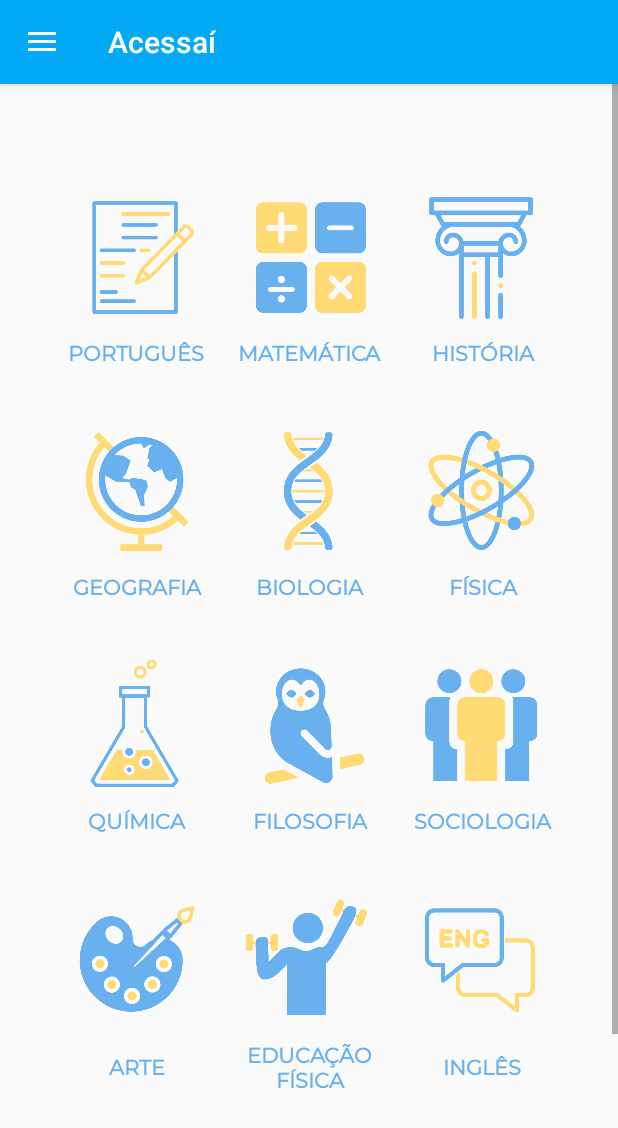
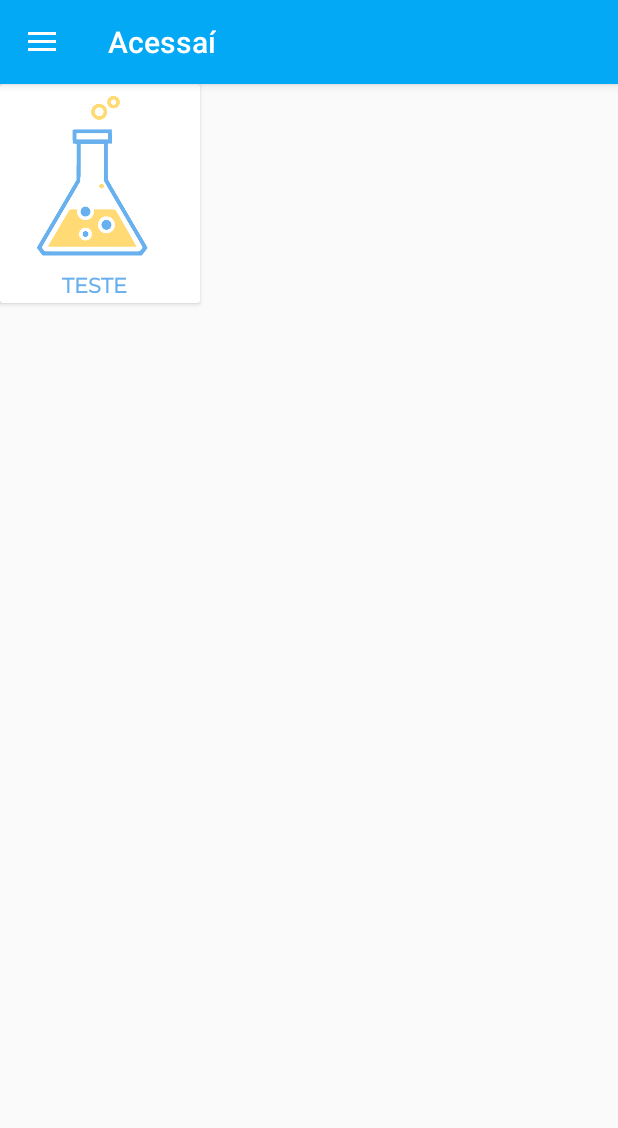
Before and after one commit to sssamarasantos/Acessai, an Android app: the fragment DisciplinaFragment placed in its activity, on a phone screen of 412 x 824 dp. Shown: the top 1128 px of the screen. Run offline under Robolectric (Android 15) with nearby library versions, the phone set to English and light mode, and no system bars; libraries missing offline, so code that uses them is left out: com.koushikdutta.ion; pictures from the network do not load; Roboto replaces fonts that are not available here; 3 statements that could not run were skipped.

Commit message:
APP: criar grid de disciplinas dinamico

```diff
--- a/App/Acessai/app/build.gradle
+++ b/App/Acessai/app/build.gradle
@@ -26,6 +26,7 @@ dependencies {
     implementation 'com.google.android.material:material:1.11.0'
     implementation 'com.koushikdutta.ion:ion:3.1.0'
     implementation 'com.google.android.gms:play-services:12.0.1'
+    implementation 'androidx.gridlayout:gridlayout:1.0.0'
     testImplementation 'junit:junit:4.13.2'
     androidTestImplementation 'androidx.test.ext:junit:1.1.5'
     androidTestImplementation 'androidx.test.espresso:espresso-core:3.5.1'
--- /dev/null
+++ b/App/Acessai/app/src/main/java/com/example/acessai/adapters/GridAdapterDisciplinas.java
@@ -0,0 +1,42 @@
+package com.example.acessai.adapters;
+
+import android.content.Context;
+import android.view.LayoutInflater;
+import android.view.View;
+import android.view.ViewGroup;
+import android.widget.ArrayAdapter;
+import android.widget.TextView;
+
+import androidx.annotation.NonNull;
+import androidx.annotation.Nullable;
+
+import com.example.acessai.R;
+import com.example.acessai.classes.Disciplina;
+
+import java.util.ArrayList;
+
+public class GridAdapterDisciplinas extends ArrayAdapter<Disciplina> {
+    public GridAdapterDisciplinas(@NonNull Context context, ArrayList<Disciplina> disciplinaArrayList) {
+        super(context, 0, disciplinaArrayList);
+    }
+
+    @NonNull
+    @Override
+    public View getView(int position, @Nullable View convertView, @NonNull ViewGroup parent) {
+
+        View view = convertView;
+        if (view == null) {
+            // Layout Inflater inflates each item to be displayed in GridView.
+            view = LayoutInflater.from(getContext()).inflate(R.layout.grid_adapter_disciplinas, parent, false);
+        }
+
+        Disciplina disciplina = getItem(position);
+        TextView nomeDisciplina = (TextView) view.findViewById(R.id.lblDisc);
+
+        if (disciplina != null) {
+            nomeDisciplina.setText(disciplina.getNome());
+        }
+
+        return view;
+    }
+}
--- /dev/null
+++ b/App/Acessai/app/src/main/java/com/example/acessai/classes/Disciplina.java
@@ -0,0 +1,27 @@
+package com.example.acessai.classes;
+
+public class Disciplina {
+    int id;
+    String nome;
+
+    public Disciplina (int id,String nome){
+        this.id = id;
+        this.nome = nome;
+    }
+
+    public int getId() {
+        return id;
+    }
+
+    public void setId(int id) {
+        this.id = id;
+    }
+
+    public String getNome() {
+        return nome;
+    }
+
+    public void setNome(String nome) {
+        this.nome = nome;
+    }
+}
--- a/App/Acessai/app/src/main/java/com/example/acessai/fragments/DisciplinaFragment.java
+++ b/App/Acessai/app/src/main/java/com/example/acessai/fragments/DisciplinaFragment.java
@@ -5,7 +5,9 @@ import android.os.Bundle;
 import android.view.LayoutInflater;
 import android.view.View;
 import android.view.ViewGroup;
+import android.widget.ArrayAdapter;
 import android.widget.FrameLayout;
+import android.widget.GridView;
 import android.widget.ImageButton;
 import android.widget.ToggleButton;
 import android.widget.VideoView;
@@ -15,9 +17,14 @@ import androidx.fragment.app.FragmentManager;
 import androidx.fragment.app.FragmentTransaction;
 
 import com.example.acessai.R;
+import com.example.acessai.adapters.GridAdapterDisciplinas;
+import com.example.acessai.classes.Disciplina;
 import com.example.acessai.classes.Host;
 import com.example.acessai.classes.Utils;
+import com.example.acessai.rest.DisciplinaHttpClient;
 import com.koushikdutta.ion.Ion;
+
+import java.util.ArrayList;
 
 public class DisciplinaFragment extends Fragment {
 
@@ -25,6 +32,8 @@ public class DisciplinaFragment extends Fragment {
     private VideoView videoLibras;
     private FrameLayout frameLibras;
     private ToggleButton libras;
+    private GridView gridView;
+    private GridAdapterDisciplinas gridAdapter;
     private final String HOST_APP = new Host().getUrlApp();
 
     Utils utils = new Utils();
@@ -33,8 +42,10 @@ public class DisciplinaFragment extends Fragment {
     public View onCreateView(LayoutInflater inflater, ViewGroup container,
                              Bundle savedInstanceState) {
         // Inflate the layout for this fragment
-        View view = inflater.inflate(R.layout.fragment_disciplina, container, false);
+        View view = inflater.inflate(R.layout.fragment_disciplinav2, container, false);
         final Context context = inflater.getContext();
+
+        ArrayList<Disciplina> disciplinas = buscarDisciplinas(context);
 
         ImageButton disc1 = (ImageButton) view.findViewById(R.id.btnImgDisc1);
         ImageButton disc2 = (ImageButton) view.findViewById(R.id.btnImgDisc2);
@@ -52,54 +63,13 @@ public class DisciplinaFragment extends Fragment {
         libras = (ToggleButton) view.findViewById(R.id.tbLibras);
         videoLibras = (VideoView) view.findViewById(R.id.videoLibras);
 
-        disc1.setOnClickListener(v -> {
-            nome_disc = "Português";
-            listSubjects(context);
-        });
-        disc2.setOnClickListener(v -> {
-            nome_disc = "Matemática";
-            listSubjects(context);
-        });
-        disc3.setOnClickListener(v -> {
-            nome_disc = "História";
-            listSubjects(context);
-        });
-        disc4.setOnClickListener(v -> {
-            nome_disc = "Geografia";
-            listSubjects(context);
-        });
-        disc5.setOnClickListener(v -> {
-            nome_disc = "Biologia";
-            listSubjects(context);
-        });
-        disc6.setOnClickListener(v -> {
-            nome_disc = "Física";
-            listSubjects(context);
-        });
-        disc7.setOnClickListener(v -> {
-            nome_disc = "Química";
-            listSubjects(context);
-        });
-        disc8.setOnClickListener(v -> {
-            nome_disc = "Filosofia";
-            listSubjects(context);
-        });
-        disc9.setOnClickListener(v -> {
-            nome_disc = "Sociologia";
-            listSubjects(context);
-        });
-        disc10.setOnClickListener(v -> {
-            nome_disc = "Arte";
-            listSubjects(context);
-        });
-        disc11.setOnClickListener(v -> {
-            nome_disc = "Educação Física";
-            listSubjects(context);
-        });
-        disc12.setOnClickListener(v -> {
-            nome_disc = "Inglês";
-            listSubjects(context);
-        });
+        gridView = (GridView) view.findViewById(R.id.gridView);
+
+        System.out.print(disciplinas);
+
+        //ArrayAdapter<Disciplina> adaptador = new ArrayAdapter<>(context, android.R.layout.simple_list_item_1, disciplinas);
+        //adaptador.setDropDownViewResource(android.R.layout.simple_list_item_checked);
+
 
         utils.mostrarLibras(frameLibras, libras, HomeFragment.assistenciaAluno);
 
@@ -115,10 +85,27 @@ public class DisciplinaFragment extends Fragment {
                 frameLibras.setVisibility(View.INVISIBLE);
             }
         });
+
+        gridAdapter = new GridAdapterDisciplinas(context, disciplinas);
+        gridView.setAdapter(gridAdapter);
+
         return view;
     }
 
-    private void listSubjects(final Context context){
+    private ArrayList<Disciplina> buscarDisciplinas(final Context context) {
+        ArrayList<Disciplina> disciplinas = new ArrayList<>();
+
+        DisciplinaHttpClient disciplinaHttpClient = new DisciplinaHttpClient();
+        disciplinaHttpClient.buscar(context).thenAccept(result -> {
+            disciplinas.addAll(result);
+        });
+
+        disciplinas.add(new Disciplina(1, "TESTE"));
+
+        return disciplinas;
+    }
+
+    private void listSubjects(final Context context) {
         String url = HOST_APP + "/verificarDisciplina.php";
         Ion.with(context)
                 .load(url)
--- /dev/null
+++ b/App/Acessai/app/src/main/java/com/example/acessai/rest/DisciplinaHttpClient.java
@@ -0,0 +1,34 @@
+package com.example.acessai.rest;
+
+import android.content.Context;
+
+import com.example.acessai.classes.Disciplina;
+import com.example.acessai.classes.Host;
+import com.google.gson.reflect.TypeToken;
+import com.koushikdutta.ion.Ion;
+
+import java.util.List;
+import java.util.concurrent.CompletableFuture;
+
+public class DisciplinaHttpClient {
+    private final String HOST_API = new Host().getUrlApi();
+    private final String urlBase = HOST_API + "/api/Disciplina";
+
+    public CompletableFuture<List<Disciplina>> buscar(Context context) {
+        TypeToken<List<Disciplina>> type = new TypeToken<List<Disciplina>>() {};
+        CompletableFuture<List<Disciplina>> response = new CompletableFuture<>();
+
+        Ion.with(context)
+                .load("GET", urlBase)
+                .as(type)
+                .setCallback((e, result) -> {
+                    if (e == null) {
+                        response.complete(result);
+                    } else {
+                        response.completeExceptionally(e);
+                    }
+                });
+
+        return response;
+    }
+}
--- /dev/null
+++ b/App/Acessai/app/src/main/res/layout/fragment_disciplinav2.xml
@@ -0,0 +1,19 @@
+<?xml version="1.0" encoding="utf-8"?>
+<FrameLayout xmlns:android="http://schemas.android.com/apk/res/android"
+    xmlns:tools="http://schemas.android.com/tools"
+    android:layout_width="match_parent"
+    android:layout_height="match_parent"
+    xmlns:app="http://schemas.android.com/apk/res-auto"
+    tools:context=".fragments.DisciplinaFragment">
+
+    <GridView
+        android:id="@+id/gridView"
+        android:layout_width="match_parent"
+        android:layout_height="match_parent"
+        android:horizontalSpacing="6dp"
+        android:numColumns="3"
+        android:verticalSpacing="6dp" />
+
+    <include
+        layout="@layout/libras_botao" />
+</FrameLayout>
--- /dev/null
+++ b/App/Acessai/app/src/main/res/layout/grid_adapter_disciplinas.xml
@@ -0,0 +1,31 @@
+<?xml version="1.0" encoding="utf-8"?>
+<androidx.cardview.widget.CardView xmlns:android="http://schemas.android.com/apk/res/android"
+    xmlns:app="http://schemas.android.com/apk/res-auto"
+    xmlns:tools="http://schemas.android.com/tools"
+    android:id="@+id/cardView"
+    android:layout_width="match_parent"
+    android:layout_height="match_parent">
+
+    <LinearLayout
+        android:layout_width="wrap_content"
+        android:layout_height="wrap_content"
+        android:orientation="vertical">
+
+        <ImageButton
+            android:id="@+id/btnImgDisc"
+            android:layout_width="125dp"
+            android:layout_height="125dp"
+            android:background="@drawable/imgquim"
+            android:contentDescription="@string/lblDisc7" />
+
+        <TextView
+            android:id="@+id/lblDisc"
+            android:layout_width="125dp"
+            android:layout_height="wrap_content"
+            android:fontFamily="@font/montserrat"
+            android:textAlignment="center"
+            android:textColor="#68B0EE"
+            android:textStyle="bold" />
+    </LinearLayout>
+
+</androidx.cardview.widget.CardView>
```
